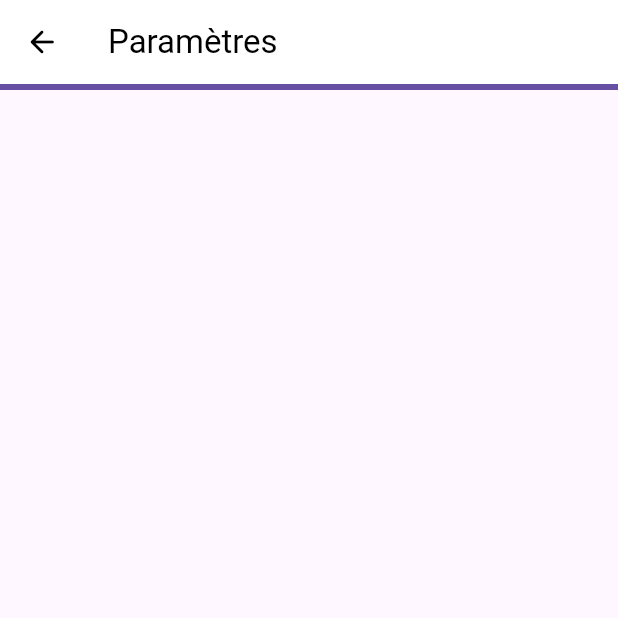
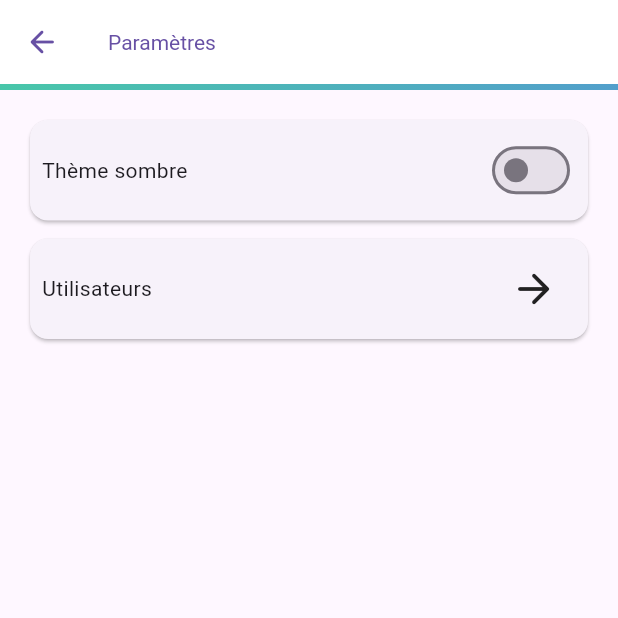
Before and after one commit to ArnaudGrt/flutter_linegitud, a Flutter app: the Settings screen opened by its route, on a phone screen of 412 x 824 dp, the top half of it. Run offline on Flutter 3.47's test engine with Material 3 defaults, Android fonts, the phone set to English and light mode, and no system bars; our stand-ins replace font_awesome_flutter, get, shared_preferences, sqflite_common_ffi; accounts and stored records are empty.

Commit message:
💄 (settings) adjust colors with theme

```diff
--- a/lib/screens/settings.dart
+++ b/lib/screens/settings.dart
@@ -1,26 +1,27 @@
 import 'package:flutter/material.dart';
 import 'package:get/get.dart';
+import 'package:linegitud/controllers/settings.dart';
 
 class Settings extends StatelessWidget {
-  const Settings({super.key});
+  Settings({super.key});
+
+  final SettingsController controller = Get.find();
 
   @override
   Widget build(BuildContext context) {
     var theme = Theme.of(context);
+
     return Scaffold(
         appBar: AppBar(
-        title: const Text(
+            backgroundColor: theme.colorScheme.surfaceContainerLowest,
+            iconTheme: IconThemeData(color: theme.colorScheme.primary),
+            titleTextStyle: TextStyle(color: theme.colorScheme.onSurface),
+            title: Text(
               "Paramètres",
-          style: TextStyle(
-            color: Colors.black
+              style: TextStyle(color: theme.colorScheme.primary),
             ),
-        ),
-        backgroundColor: Colors.white,
             leading: IconButton(
-          icon: const Icon(
-            Icons.arrow_back_rounded,
-            color: Colors.black,
-          ),
+              icon: const Icon(Icons.arrow_back_rounded),
               tooltip: "Retour",
               onPressed: () {
                 Get.back();
@@ -29,11 +30,69 @@ class Settings extends StatelessWidget {
             bottom: PreferredSize(
                 preferredSize: const Size.fromHeight(4.0),
                 child: Container(
-            color: theme.colorScheme.primary,
+                  decoration: const BoxDecoration(
+                      gradient: LinearGradient(
+                          begin: Alignment.topLeft,
+                          end: Alignment.bottomRight,
+                          colors: <Color>[
+                        Color(0xFF48C6A9),
+                        Color(0xFF529FCB),
+                        Color(0xFFF36D6C),
+                        Color(0xFFF8AE35),
+                      ],
+                          stops: <double>[
+                        0.0,
+                        4.3,
+                        7.6,
+                        1.0
+                      ])),
                   height: 4.0,
+                ))),
+        body: Padding(
+            padding: const EdgeInsets.all(16),
+            child: Column(
+              children: [
+                SizedBox(
+                  height: 75,
+                  child: Card(
+                    child: Padding(
+                      padding: const EdgeInsets.all(8),
+                      child: Row(
+                        mainAxisAlignment: MainAxisAlignment.spaceBetween,
+                        children: [
+                          const Text("Thème sombre"),
+                          Obx(() => Switch(
+                              value: controller.isDarkMode.value,
+                              onChanged: (bool value) {
+                                controller.toggleThemeMode(value);
+                              }))
+                        ],
+                      ),
+                    ),
+                  ),
+                ),
+                const SizedBox(
+                  height: 4,
+                ),
+                const SizedBox(
+                  height: 75,
+                  child: Card(
+                    child: Padding(
+                      padding: EdgeInsets.only(left: 8, right: 20),
+                      child: Row(
+                        mainAxisAlignment: MainAxisAlignment.spaceBetween,
+                        children: [
+                          Text("Utilisateurs"),
+                          Icon(
+                            Icons.arrow_forward_rounded,
+                            size: 32,
                           )
+                        ],
+                      ),
+                    ),
+                  ),
                 )
-      ),
-    );
+              ],
+            )));
   }
 }
```
Lines whose indentation alone changed are shown as unchanged.
